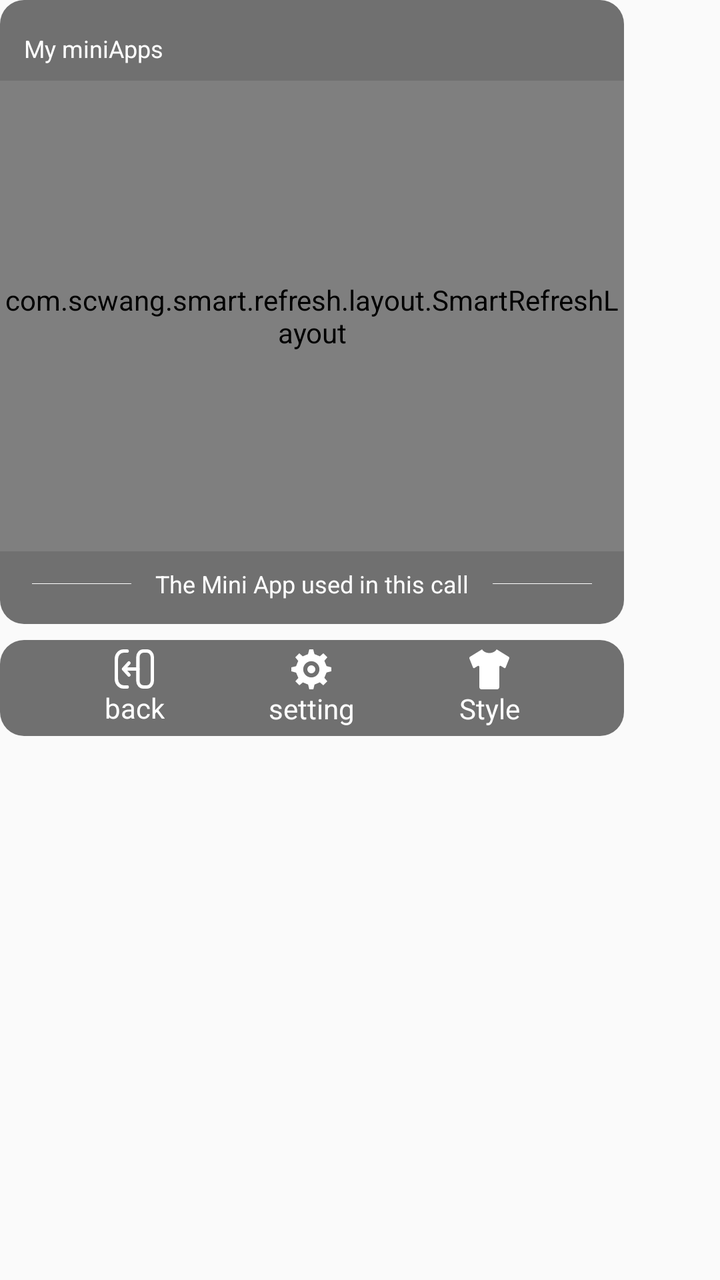
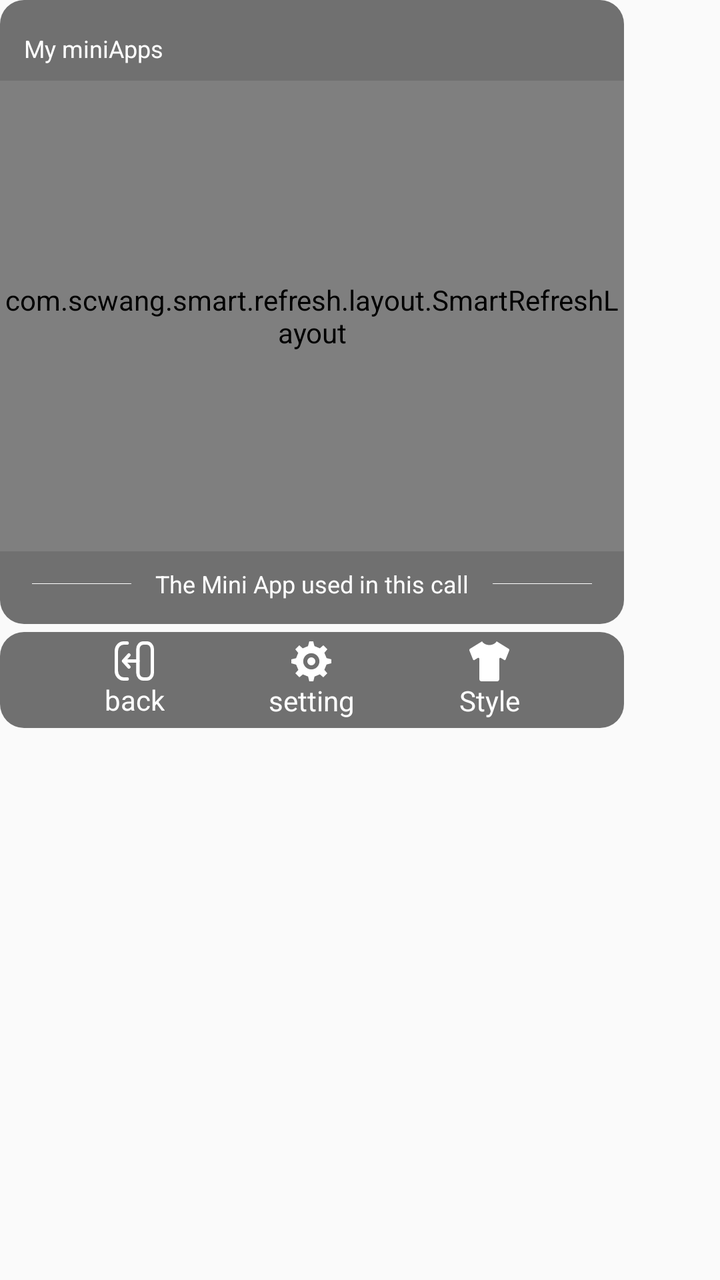

The first picture is an Android layout as it rendered before a commit; the second is the same layout after the commit. The layout source and the unified diff follow.
<!-- AndroidManifest.xml: application theme Theme.AppCompat.DayNight.NoActionBar -->
<!-- res/layout/expanded_menu_dialog.xml -->
<?xml version="1.0" encoding="utf-8"?>
<LinearLayout xmlns:android="http://schemas.android.com/apk/res/android"
    xmlns:app="http://schemas.android.com/apk/res-auto"
    android:id="@+id/expanded_dialog_parent_layout"
    android:layout_width="match_parent"
    android:layout_height="wrap_content"
    android:background="@android:color/transparent"
    android:orientation="vertical"
    android:clickable="true"
    android:focusable="true">

    <androidx.constraintlayout.widget.ConstraintLayout
        android:id="@+id/miniapp_layout"
        android:layout_width="@dimen/expanded_menu_height_width"
        android:layout_height="@dimen/expanded_menu_height_width"
        android:forceDarkAllowed="false"
        android:background="@drawable/expanded_menu_dialog_bg"
        android:paddingBottom="12dp">
        <TextView
            android:id="@+id/mini_app_title"
            app:layout_constraintStart_toStartOf="parent"
            app:layout_constraintTop_toTopOf="parent"
            android:layout_width="match_parent"
            android:layout_height="wrap_content"
            android:layout_marginTop="16dp"
            android:layout_marginStart="12dp"
            android:gravity="start"
            android:text="@string/expanded_menu_title"
            android:textColor="@color/miniapp_name_title_color"
            android:textSize="12sp"
            />
        <com.scwang.smart.refresh.layout.SmartRefreshLayout
            android:id="@+id/refreshLayout"
            android:layout_width="match_parent"
            android:layout_height="0dp"
            android:layout_marginTop="8dp"
            android:layout_marginBottom="8dp"
            app:layout_constraintHeight_max="240dp"
            app:layout_constraintStart_toStartOf="parent"
            app:layout_constraintTop_toBottomOf="@id/mini_app_title"
            app:layout_constraintBottom_toTopOf="@id/history_title_layout"
            app:layout_constraintEnd_toEndOf="parent">
            <androidx.recyclerview.widget.RecyclerView
                android:id="@+id/recyclerview"
                android:requiresFadingEdge="vertical"
                android:fadingEdgeLength="20dp"
                android:layout_width="match_parent"
                android:layout_height="wrap_content"
                android:paddingStart="@dimen/mini_app_item_margin_start_end"
                android:paddingEnd="@dimen/mini_app_item_margin_start_end"
                />
        </com.scwang.smart.refresh.layout.SmartRefreshLayout>
        
        <androidx.constraintlayout.widget.ConstraintLayout
            android:id="@+id/history_title_layout"
            app:layout_constraintStart_toStartOf="parent"
            app:layout_constraintBottom_toTopOf="@id/history_recyclerview"
            app:layout_constraintEnd_toEndOf="parent"
            android:layout_width="match_parent"
            android:layout_height="wrap_content">

            <View
                android:id="@+id/first_divider"
                android:layout_width="match_parent"
                android:layout_height="@dimen/common_divider_height"
                android:background="@color/miniapp_name_title_color"
                android:layout_marginStart="@dimen/common_margin_start_end"
                android:layout_marginEnd="12dp"
                app:layout_constrainedWidth="true"
                app:layout_constraintBottom_toBottomOf="parent"
                app:layout_constraintStart_toStartOf="parent"
                app:layout_constraintEnd_toStartOf="@id/history_title"
                app:layout_constraintTop_toTopOf="parent"
                />

            <TextView
                android:id="@+id/history_title"
                android:layout_width="wrap_content"
                android:layout_height="wrap_content"
                android:text="@string/recently_used_mini_app"
                android:textColor="@color/miniapp_name_title_color"
                android:textSize="12sp"
                app:layout_constraintBottom_toBottomOf="parent"
                app:layout_constraintStart_toStartOf="parent"
                app:layout_constraintEnd_toEndOf="parent"
                app:layout_constraintTop_toTopOf="parent"
                />

            <View
                android:id="@+id/second_divider"
                android:layout_width="match_parent"
                android:layout_height="@dimen/common_divider_height"
                android:background="@color/miniapp_name_title_color"
                android:layout_marginStart="12dp"
                android:layout_marginEnd="@dimen/common_margin_start_end"
                app:layout_constrainedWidth="true"
                app:layout_constraintBottom_toBottomOf="parent"
                app:layout_constraintStart_toEndOf="@id/history_title"
                app:layout_constraintEnd_toEndOf="parent"
                app:layout_constraintTop_toTopOf="parent"
                />

        </androidx.constraintlayout.widget.ConstraintLayout>

        <androidx.recyclerview.widget.RecyclerView
            android:id="@+id/history_recyclerview"
            android:layout_width="match_parent"
            android:layout_height="wrap_content"
            app:layout_constrainedHeight="true"
            android:paddingStart="@dimen/mini_app_item_margin_start_end"
            android:paddingEnd="@dimen/mini_app_item_margin_start_end"
            app:layout_constraintStart_toStartOf="parent"
            app:layout_constraintBottom_toBottomOf="parent"
            app:layout_constraintEnd_toEndOf="parent"
            />
    </androidx.constraintlayout.widget.ConstraintLayout>

    <androidx.constraintlayout.widget.ConstraintLayout
        android:id="@+id/miniapp_setting_layout"
        android:background="@drawable/expanded_menu_dialog_bg"
        android:forceDarkAllowed="false"
        android:layout_marginTop="@dimen/expanded_margin_bottom"
        android:layout_marginBottom="@dimen/expanded_margin_bottom"
        android:layout_width="@dimen/expanded_menu_height_width"
        android:layout_height="@dimen/expanded_menu_setting_height">

        <androidx.appcompat.widget.AppCompatTextView
            android:id="@+id/exit"
            android:layout_width="wrap_content"
            android:layout_height="wrap_content"
            android:text="@string/back_text"
            android:clickable="true"
            android:focusable="true"
            android:textColor="@color/miniapp_name_title_color"
            android:drawableTop="@drawable/icon_back_expanded"
            app:layout_constraintEnd_toStartOf="@id/setting"
            app:layout_constraintStart_toStartOf="parent"
            app:layout_constraintTop_toTopOf="parent"
            app:layout_constraintBottom_toBottomOf="parent"/>


        <androidx.appcompat.widget.AppCompatTextView
            android:id="@+id/setting"
            android:layout_width="wrap_content"
            android:layout_height="wrap_content"
            android:text="@string/setting"
            android:clickable="true"
            android:focusable="true"
            android:textColor="@color/miniapp_name_title_color"
            android:drawableTop="@drawable/icon_setting_res"
            app:layout_constraintStart_toEndOf="@id/exit"
            app:layout_constraintEnd_toStartOf="@id/skin"
            app:layout_constraintTop_toTopOf="parent"
            app:layout_constraintBottom_toBottomOf="parent"/>

        <androidx.appcompat.widget.AppCompatTextView
            android:id="@+id/skin"
            android:layout_width="wrap_content"
            android:layout_height="wrap_content"
            android:text="@string/style_text"
            android:clickable="true"
            android:focusable="true"
            android:textColor="@color/miniapp_name_title_color"
            android:drawableTop="@drawable/icon_skin_normal"
            app:layout_constraintStart_toEndOf="@id/setting"
            app:layout_constraintEnd_toEndOf="parent"
            app:layout_constraintTop_toTopOf="parent"
            app:layout_constraintBottom_toBottomOf="parent"/>


    </androidx.constraintlayout.widget.ConstraintLayout>

</LinearLayout>
<!-- resources referenced by this layout -->
<resources>
  <color name="miniapp_name_title_color">#FFFFFF</color>
  <dimen name="common_divider_height">0.33dp</dimen>
  <dimen name="common_margin_start_end">16dp</dimen>
  <dimen name="expanded_margin_bottom">8dp</dimen>
  <dimen name="expanded_menu_height_width">312dp</dimen>
  <dimen name="expanded_menu_setting_height">48dp</dimen>
  <dimen name="mini_app_item_margin_start_end">12dp</dimen>
  <!-- drawable expanded_menu_dialog_bg (drawable) -->
  <?xml version="1.0" encoding="utf-8"?>
  <shape xmlns:android="http://schemas.android.com/apk/res/android"
      android:shape="rectangle">
      <solid android:color="@color/expanded_dialog_bg_color" />
      <corners
          android:bottomLeftRadius="12dp"
          android:bottomRightRadius="12dp"
          android:topLeftRadius="12dp"
          android:topRightRadius="12dp" />
  </shape>
  <!-- drawable icon_back_expanded: vector/xml drawable (drawable, 2230 chars, omitted) -->
  <!-- drawable icon_setting_res (drawable) -->
  <vector xmlns:android="http://schemas.android.com/apk/res/android"
      android:width="20dp"
      android:height="20dp"
      android:viewportWidth="20"
      android:viewportHeight="20">
    <path
        android:pathData="M0,0h20v20h-20z"
        android:fillColor="#FFFFFF"
        android:fillAlpha="0"/>
    <path
        android:pathData="M8.98,0L8.34,2.4L5.7,3.51L3.99,1.99L1.99,3.99L3.45,5.78L2.37,8.44L0,8.99L0,10.99L2.4,11.65L3.51,14.29L1.99,15.99L3.99,17.99L5.79,16.54L8.39,17.61L8.99,20L10.99,20L11.6,17.61L14.25,16.51C14.69,16.83 15.99,17.99 15.99,17.99L17.99,15.99L16.51,14.24L17.61,11.59L20,10.97L20,8.99L17.62,8.39L16.52,5.74L17.99,3.99L15.99,1.99L14.26,3.48L11.55,2.37L10.93,0L8.98,0ZM9.99,5.94C12.23,5.94 14.05,7.76 14.05,10C14.05,12.23 12.23,14.05 9.99,14.05C7.76,14.05 5.94,12.23 5.94,10C5.94,7.76 7.76,5.94 9.99,5.94Z"
        android:fillColor="#FFFFFF"
        android:fillType="nonZero"/>
    <path
        android:pathData="M8.34,2.4L5.7,3.51L3.99,1.99L1.99,3.99L3.45,5.78L2.37,8.44L0,8.99L0,10.99L2.4,11.65L3.51,14.29L1.99,15.99L3.99,17.99L5.79,16.54L8.39,17.61L8.99,20L10.99,20L11.6,17.61L14.25,16.51C14.69,16.83 15.99,17.99 15.99,17.99L17.99,15.99L16.51,14.24L17.61,11.59L20,10.97L20,8.99L17.62,8.39L16.52,5.74L17.99,3.99L15.99,1.99L14.26,3.48L11.55,2.37L10.93,0L8.98,0L8.34,2.4ZM14.05,10C14.05,12.23 12.23,14.05 9.99,14.05C7.76,14.05 5.94,12.23 5.94,10C5.94,7.76 7.76,5.94 9.99,5.94C12.23,5.94 14.05,7.76 14.05,10Z"
        android:strokeAlpha="0"
        android:strokeWidth="0.778458"
        android:fillColor="#00000000"
        android:strokeColor="#000000"/>
    <path
        android:pathData="M10,10m-2,0a2,2 0,1 1,4 0a2,2 0,1 1,-4 0"
        android:fillColor="#FFFFFF"/>
  </vector>
  <!-- drawable icon_skin_normal (drawable) -->
  <vector xmlns:android="http://schemas.android.com/apk/res/android"
      android:width="20dp"
      android:height="20dp"
      android:viewportWidth="20"
      android:viewportHeight="20">
    <path
        android:pathData="M19.72,3.76L13.64,0C13.01,1.08 11.62,1.84 10,1.84C8.37,1.84 6.98,1.08 6.36,0L0.27,3.76C0.03,3.92 -0.07,4.3 0.05,4.6L1.83,9.08C1.96,9.39 2.26,9.51 2.51,9.36L4.27,8.28C4.61,8.07 4.99,8.37 4.99,8.84L4.99,18.75C4.99,19.44 5.44,20 5.99,20L13.99,20C14.54,20 14.99,19.44 14.99,18.75L14.99,8.83C14.99,8.37 15.38,8.07 15.71,8.27L17.48,9.35C17.73,9.51 18.03,9.39 18.15,9.07L19.94,4.6C20.07,4.3 19.97,3.92 19.72,3.76Z"
        android:fillColor="#FFFFFF"
        android:fillType="nonZero"/>
  </vector>
  <string name="back_text">back</string>
  <string name="expanded_menu_title">My miniApps</string>
  <string name="recently_used_mini_app">The Mini App used in this call</string>
  <string name="setting">setting</string>
  <string name="style_text">Style</string>
  <color name="expanded_dialog_bg_color">#EE666666</color>
</resources>

<!-- the commit's change to res/layout/expanded_menu_dialog.xml (unified diff, before → after) -->
@@ -115,6 +115,28 @@
             />
     </androidx.constraintlayout.widget.ConstraintLayout>
 
+    
+    <androidx.constraintlayout.widget.ConstraintLayout
+        android:id="@+id/ad_layout"
+        android:visibility="gone"
+        android:layout_width="@dimen/expanded_menu_height_width"
+        android:layout_height="wrap_content"
+        android:layout_marginTop="@dimen/expanded_margin_bottom"
+        android:forceDarkAllowed="false">
+
+        <androidx.viewpager2.widget.ViewPager2
+            android:id="@+id/banner_viewpager"
+            android:layout_width="match_parent"
+            android:layout_height="78dp"
+            android:overScrollMode="never"
+            app:layout_constraintDimensionRatio="4:1"
+            app:layout_constraintEnd_toEndOf="parent"
+            app:layout_constraintStart_toStartOf="parent"
+            app:layout_constraintTop_toTopOf="parent"
+            app:layout_constraintBottom_toBottomOf="parent" />
+
+    </androidx.constraintlayout.widget.ConstraintLayout>
+
     <androidx.constraintlayout.widget.ConstraintLayout
         android:id="@+id/miniapp_setting_layout"
         android:background="@drawable/expanded_menu_dialog_bg"
<!-- resource entries referenced after the edit -->
@@ -3,7 +3,7 @@
   <color name="miniapp_name_title_color">#FFFFFF</color>
   <dimen name="common_divider_height">0.33dp</dimen>
   <dimen name="common_margin_start_end">16dp</dimen>
-  <dimen name="expanded_margin_bottom">8dp</dimen>
+  <dimen name="expanded_margin_bottom">4dp</dimen>
   <dimen name="expanded_menu_height_width">312dp</dimen>
   <dimen name="expanded_menu_setting_height">48dp</dimen>
   <dimen name="mini_app_item_margin_start_end">12dp</dimen>
